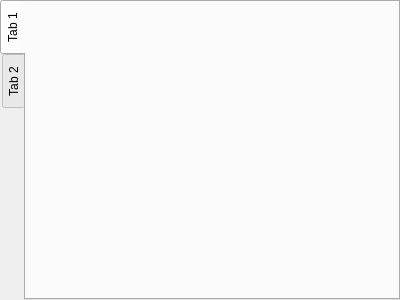
The window that QChromosome/tabwidget.ui (Michalaq/ChromosomeVisualizer) describes before a commit, drawn with Qt 5.
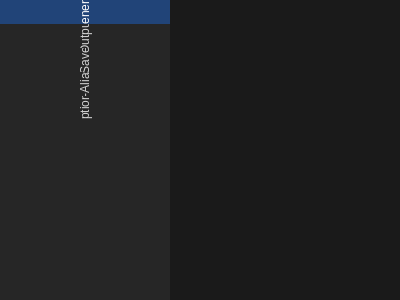
The same window after the commit.

```diff
--- a/QChromosome/tabwidget.ui
+++ b/QChromosome/tabwidget.ui
@@ -11,19 +11,66 @@
    </rect>
   </property>
   <property name="windowTitle">
-   <string>TabWidget</string>
+   <string>Render Settings</string>
+  </property>
+  <property name="styleSheet">
+   <string notr="true">QTabWidget {
+	background: #262626;
+}
+
+QTabBar {
+	background: #262626;
+}
+
+QTabBar::tab {
+	background: none;
+	border: none;
+	margin: 0px;
+	color: lightgray;
+	width: 170px;
+	height: 24px;
+}
+
+QTabBar::tab:hover {
+	background: #333333;
+}
+
+QTabBar::tab:selected {
+	background: #214478;
+	color: white;
+}
+
+QTabWidget::pane {
+	background: #1a1a1a;
+	border: none;
+}</string>
   </property>
   <property name="tabPosition">
    <enum>QTabWidget::West</enum>
   </property>
   <widget class="QWidget" name="tab">
    <attribute name="title">
-    <string>Tab 1</string>
+    <string>General</string>
    </attribute>
   </widget>
-  <widget class="QWidget" name="tab">
+  <widget class="QWidget" name="tabOutput">
    <attribute name="title">
-    <string>Tab 2</string>
+    <string>Output</string>
+   </attribute>
+  </widget>
+  <widget class="QWidget" name="tabSave">
+   <attribute name="title">
+    <string>Save</string>
+   </attribute>
+  </widget>
+  <widget class="QWidget" name="tabAntialiasing">
+   <attribute name="title">
+    <string>Anti-Aliasing</string>
+   </attribute>
+  </widget>
+  <widget class="QWidget" name="tabOptions">
+   <attribute name="title">
+    <string>Options</string>
    </attribute>
   </widget>
  </widget>
```
Left out of the diff: 2 changed lines with no effect on the pictures.
